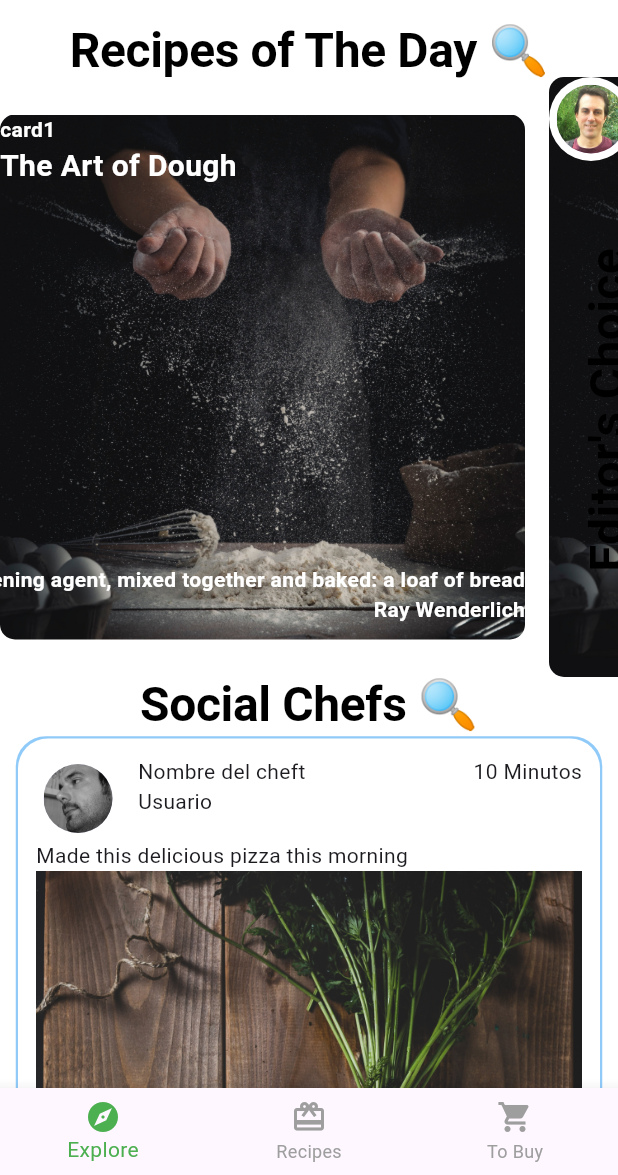
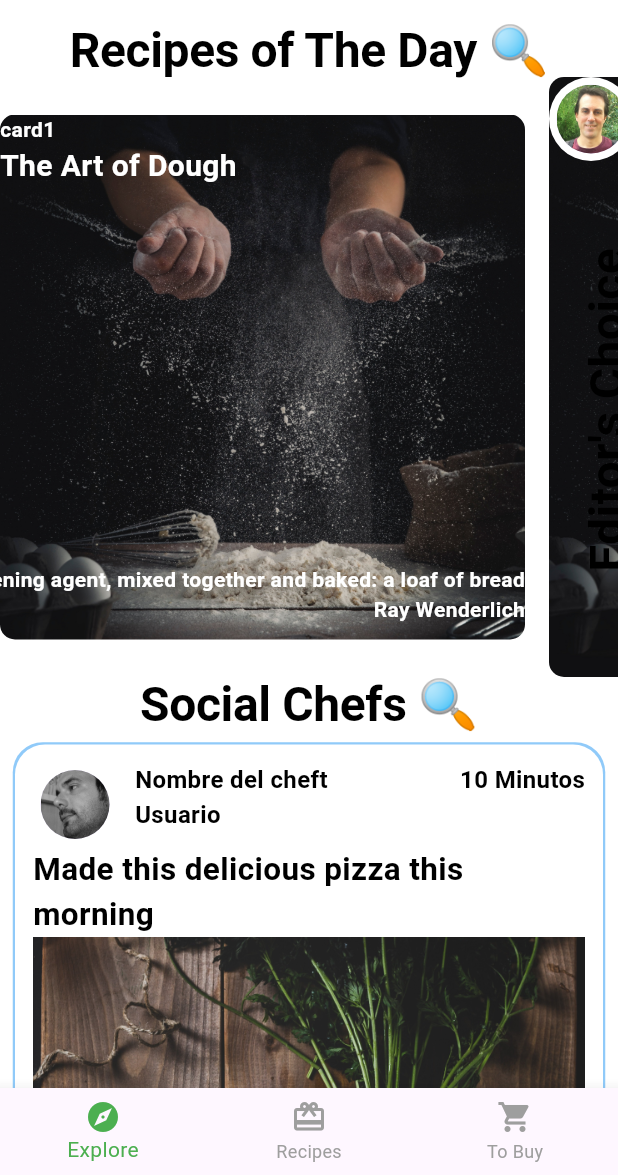
Before and after one commit to JoseArturoGuzman/foodsocialapp, a Flutter app: the screen it shows after launch, on a phone screen of 412 x 824 dp, the part 61-1236 px from its top. Run offline on Flutter 3.47's test engine with Material 3 defaults, Android fonts, the phone set to English and light mode, and no system bars.

```diff
--- a/lib/components/post_cards.dart
+++ b/lib/components/post_cards.dart
@@ -1,5 +1,6 @@
 import 'package:flutter/material.dart';
 import 'package:socialfoodapp/components/circle_image.dart';
+import 'package:socialfoodapp/food_theme.dart';
 import 'package:socialfoodapp/models/post.dart';
 
 class PostCards extends StatelessWidget {
@@ -10,7 +11,7 @@ class PostCards extends StatelessWidget {
   @override
   Widget build(BuildContext context) {
     return Container(
-      margin: EdgeInsets.symmetric(vertical: 5, horizontal: 12),
+      margin: EdgeInsets.symmetric(vertical: 9, horizontal: 10),
       padding: EdgeInsets.all(12),
 
       decoration: BoxDecoration(
@@ -38,16 +39,16 @@ class PostCards extends StatelessWidget {
                 child: Column(
                   crossAxisAlignment:  CrossAxisAlignment.start,
                   children: [
-                    Text('Nombre del cheft'),
-                    Text("Usuario"),
+                    Text('Nombre del cheft', style: FoodTheme.lightTextTheme.displaySmall,),
+                    Text("Usuario", style: FoodTheme.lightTextTheme.displaySmall,),
                   ],
                 ),
               ),
-              Text(post.timestamp + " Minutos")
+              Text(post.timestamp + " Minutos", style: FoodTheme.lightTextTheme.displaySmall,)
             ],
           ),
-          Text(post.comment),
-          Image.asset(post.foodPictureUrl, )
+          Text(post.comment, style: FoodTheme.lightTextTheme.displayMedium,),
+          Image.asset(post.foodPictureUrl, ),
         ],
       ),
     );
```
